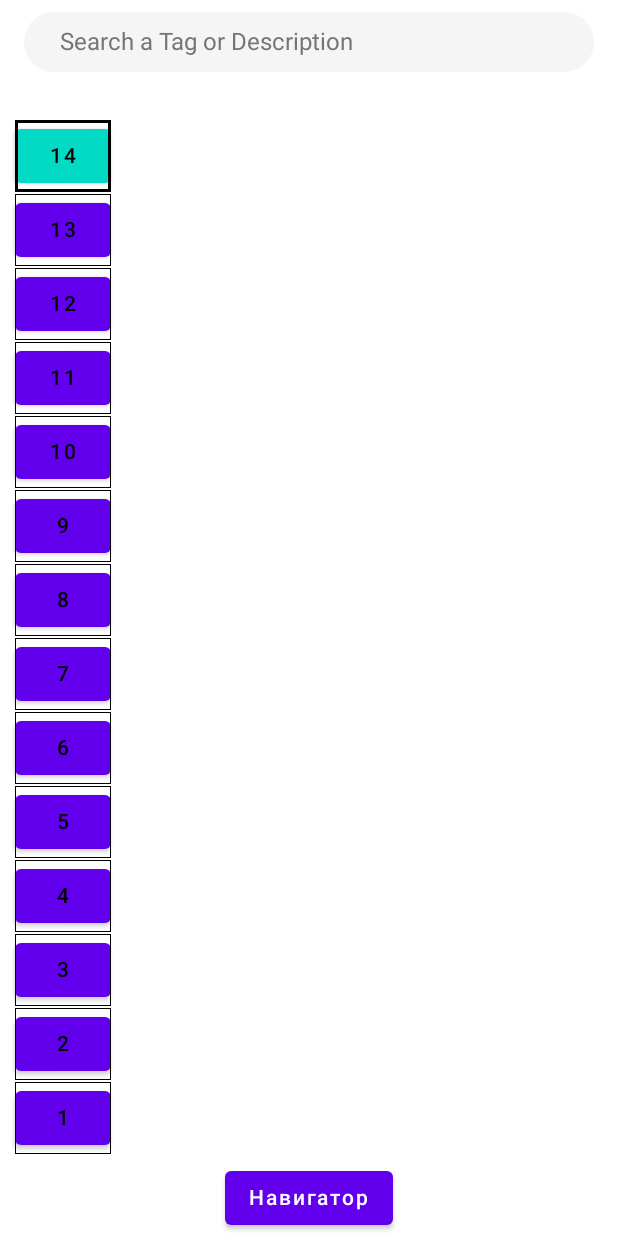
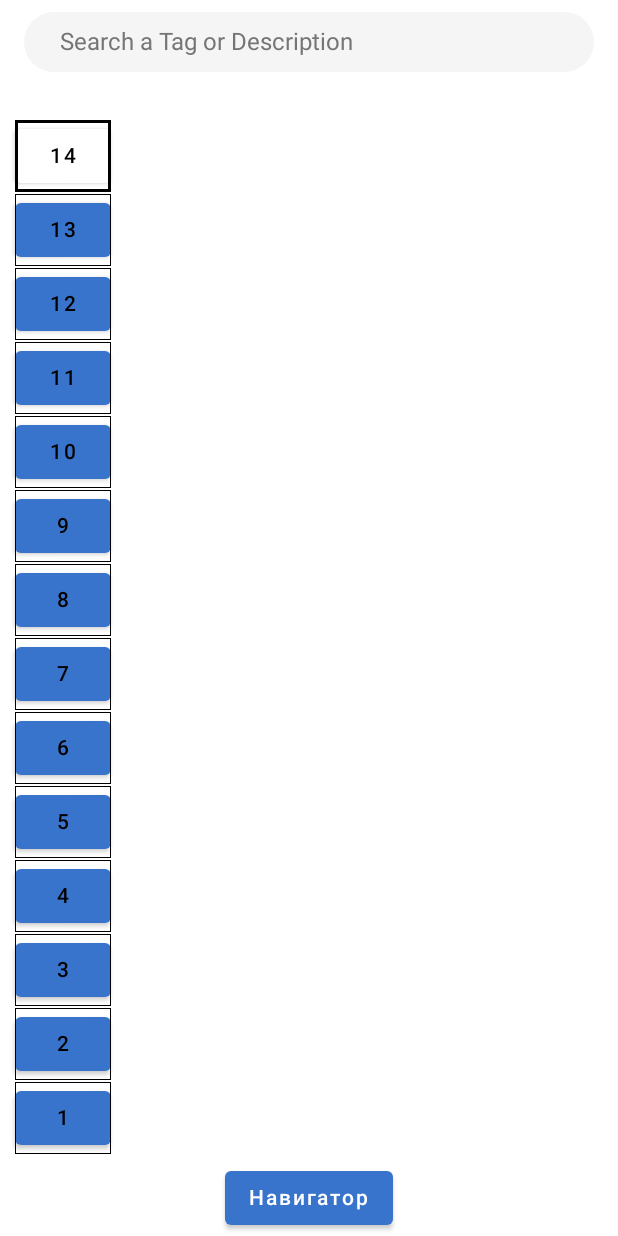
Before and after one commit to Strupervlg/InteractiveMapVSTU, an Android app built with Jetpack Compose: the screen it shows after launch (MainActivity), on a phone screen of 412 x 824 dp. Run offline under Robolectric (Android 15) with nearby library versions, the phone set to English and light mode, and no system bars; libraries missing offline, so code that uses them is left out: android.media, ovh.plrapps.mapcompose.

Commit message:
Изменены главные цвета приложения

```diff
--- a/InteractiveMap/app/src/main/java/com/example/interactivemap/ui/theme/Color.kt
+++ b/InteractiveMap/app/src/main/java/com/example/interactivemap/ui/theme/Color.kt
@@ -7,3 +7,4 @@ val Purple500 = Color(0xFF6200EE)
 val Purple700 = Color(0xFF3700B3)
 val Teal200 = Color(0xFF03DAC5)
 val VSTUBlue = Color(0xFF3874CB)
+val VSTUDarkBlue = Color(0xFF406595)
--- a/InteractiveMap/app/src/main/java/com/example/interactivemap/ui/theme/Theme.kt
+++ b/InteractiveMap/app/src/main/java/com/example/interactivemap/ui/theme/Theme.kt
@@ -5,6 +5,7 @@ import androidx.compose.material.MaterialTheme
 import androidx.compose.material.darkColors
 import androidx.compose.material.lightColors
 import androidx.compose.runtime.Composable
+import androidx.compose.ui.graphics.Color
 
 private val DarkColorPalette = darkColors(
     primary = VSTUBlue,
@@ -13,9 +14,9 @@ private val DarkColorPalette = darkColors(
 )
 
 private val LightColorPalette = lightColors(
-    primary = Purple500,
+    primary = VSTUBlue,
     primaryVariant = Purple700,
-    secondary = Teal200
+    secondary = Color.White
 
     /* Other default colors to override
     background = Color.White,
```
